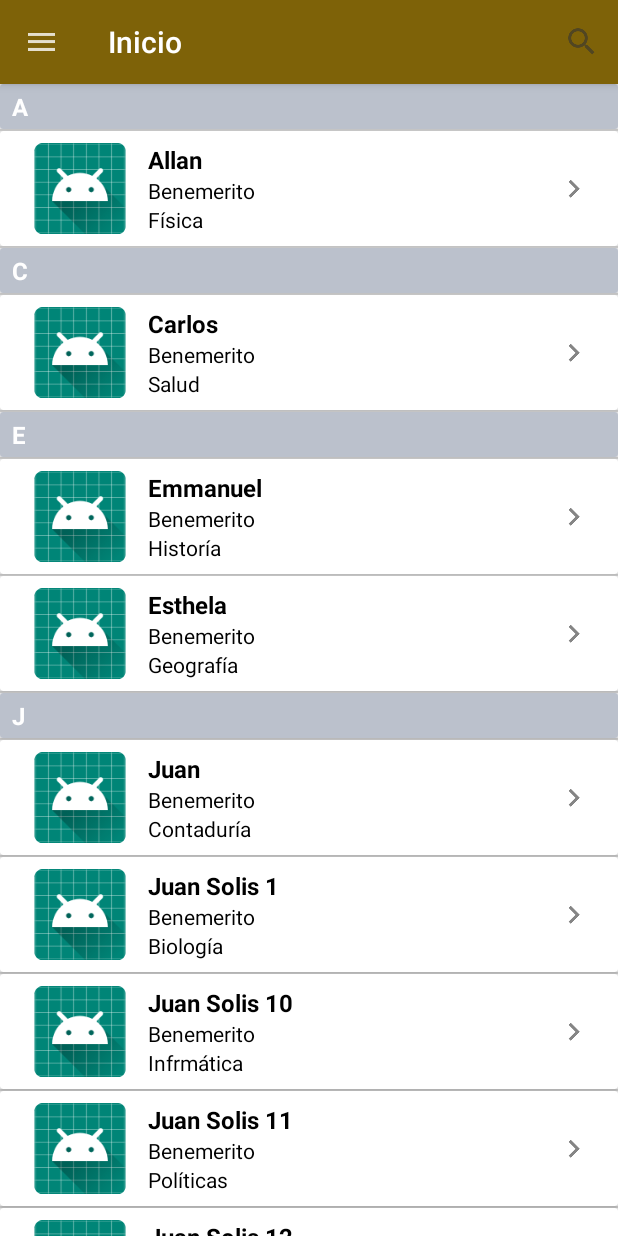
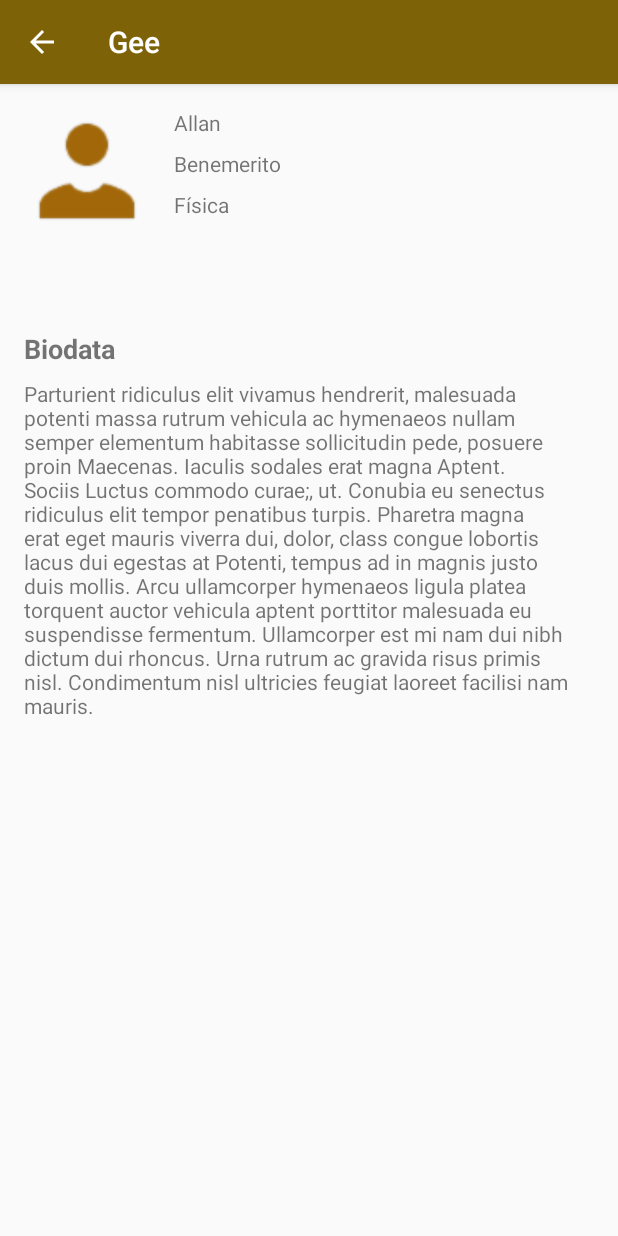
Before and after one commit to appgeediplomado/ANDROID-GEE, an Android app: the fragment PonentesFragment placed in its activity, after a tap on "Allan", on a phone screen of 412 x 824 dp. Run offline under Robolectric (Android 15) with nearby library versions, the phone set to English and light mode, and no system bars.

Commit message:
Integrado el detalle de ponentes de Emmanuel

```diff
--- a/app/src/main/AndroidManifest.xml
+++ b/app/src/main/AndroidManifest.xml
@@ -9,7 +9,9 @@
         android:roundIcon="@mipmap/ic_launcher_round"
         android:supportsRtl="true"
         android:theme="@style/AppTheme">
-        <activity android:name=".activities.MainActivity" android:theme="@style/MainTheme">
+        <activity
+            android:name=".activities.MainActivity"
+            android:theme="@style/MainTheme">
             <meta-data
                 android:name="android.app.searchable"
                 android:resource="@xml/searchable" />
@@ -17,13 +19,17 @@
             <intent-filter>
                 <action android:name="android.intent.action.SEARCH" />
             </intent-filter>
-
             <intent-filter>
                 <action android:name="android.intent.action.MAIN" />
 
                 <category android:name="android.intent.category.LAUNCHER" />
             </intent-filter>
         </activity>
-        <activity android:name=".activities.AcercaDeActivity" android:parentActivityName=".activities.MainActivity"/>
+        <activity
+            android:name=".activities.AcercaDeActivity"
+            android:parentActivityName=".activities.MainActivity" />
+        <activity
+            android:name=".activities.PonenteDetallesActivity"
+            android:parentActivityName=".activities.MainActivity"/>
     </application>
 </manifest>
--- /dev/null
+++ b/app/src/main/java/com/appgee/proyectoandroid/activities/PonenteDetallesActivity.java
@@ -0,0 +1,51 @@
+package com.appgee.proyectoandroid.activities;
+
+import android.support.v7.app.AppCompatActivity;
+import android.os.Bundle;
+import android.support.v7.widget.Toolbar;
+import android.view.MenuItem;
+import android.widget.TextView;
+
+import com.appgee.proyectoandroid.R;
+import com.appgee.proyectoandroid.models.Ponente;
+
+public class PonenteDetallesActivity extends AppCompatActivity {
+    Toolbar toolbar;
+    TextView tvNombre;
+    TextView tvApellidos;
+    TextView tvInstitucion;
+
+    Ponente ponente = null;
+
+    @Override
+    protected void onCreate(Bundle savedInstanceState) {
+        super.onCreate(savedInstanceState);
+        setContentView(R.layout.activity_ponente_detalles);
+
+        toolbar = findViewById(R.id.toolbar_other);
+        setSupportActionBar(toolbar);
+        getSupportActionBar().setDisplayHomeAsUpEnabled(true);  //Pone el menu hamburguesa
+
+        tvNombre = findViewById(R.id.tv_nombre_det);
+        tvApellidos = findViewById(R.id.tv_apellidos_det);
+        tvInstitucion = findViewById(R.id.tv_institucion_det);
+
+        ponente = (Ponente) getIntent().getSerializableExtra("ponente");
+
+        if (ponente != null) {
+            tvNombre.setText(ponente.getNombre());
+            tvApellidos.setText(ponente.getApellidos());
+            tvInstitucion.setText(ponente.getInstitucion());
+        }
+    }
+
+    @Override
+    public boolean onOptionsItemSelected(MenuItem item) {
+        if (item.getItemId() == android.R.id.home) {
+            finish();
+            return true;
+        }
+
+        return super.onOptionsItemSelected(item);
+    }
+}
--- a/app/src/main/java/com/appgee/proyectoandroid/adapters/PonenteAdapter.java
+++ b/app/src/main/java/com/appgee/proyectoandroid/adapters/PonenteAdapter.java
@@ -45,11 +45,6 @@ public class PonenteAdapter extends RecyclerView.Adapter<RecyclerView.ViewHolder
 
     @Override
     public RecyclerView.ViewHolder onCreateViewHolder(ViewGroup parent, int viewType) {
-        //View item = LayoutInflater.from(parent.getContext()).inflate(R.layout.ponente_item_lista,parent,false);
-        //PonenteViewHolder contactViewHolder = new PonenteViewHolder(item);
-        //contactViewHolder.setOnPonenteClickListener(onPonenteClickListener);
-        //return contactViewHolder;
-
         LayoutInflater mInflater = LayoutInflater.from(parent.getContext());
 
         switch (viewType) {
--- a/app/src/main/java/com/appgee/proyectoandroid/fragments/PonentesFragment.java
+++ b/app/src/main/java/com/appgee/proyectoandroid/fragments/PonentesFragment.java
@@ -3,6 +3,7 @@ package com.appgee.proyectoandroid.fragments;
 
 import android.app.SearchManager;
 import android.content.Context;
+import android.content.Intent;
 import android.os.Bundle;
 import android.support.annotation.NonNull;
 import android.support.annotation.Nullable;
@@ -20,6 +21,7 @@ import android.view.View;
 import android.view.ViewGroup;
 
 import com.appgee.proyectoandroid.R;
+import com.appgee.proyectoandroid.activities.PonenteDetallesActivity;
 import com.appgee.proyectoandroid.adapters.PonenteAdapter;
 import com.appgee.proyectoandroid.listeners.OnPonenteClickListener;
 import com.appgee.proyectoandroid.models.Ponente;
@@ -159,6 +161,10 @@ public class PonentesFragment extends Fragment implements OnPonenteClickListener
 
     @Override
     public void onPonenteClick(Ponente ponente) {
+        Intent intent = new Intent(getActivity(), PonenteDetallesActivity.class);
+        intent.putExtra("ponente", ponente);
+        startActivity(intent);
+
         //Al dar clic en un elemento de la lista, reemplazamos el fragmento
         //y agregamos este fragment al backstack para poder regresar a la lista
         //addToBackSatck (!)importante
--- /dev/null
+++ b/app/src/main/res/layout/activity_ponente_detalles.xml
@@ -0,0 +1,85 @@
+<?xml version="1.0" encoding="utf-8"?>
+<android.support.constraint.ConstraintLayout xmlns:android="http://schemas.android.com/apk/res/android"
+    xmlns:app="http://schemas.android.com/apk/res-auto"
+    xmlns:tools="http://schemas.android.com/tools"
+    android:layout_width="match_parent"
+    android:layout_height="match_parent"
+    tools:context=".activities.PonenteDetallesActivity">
+
+    <android.support.v7.widget.Toolbar
+        android:id="@+id/toolbar_other"
+        android:layout_width="match_parent"
+        android:layout_height="wrap_content"
+        android:background="?attr/colorPrimary"
+        android:elevation="4dp"
+        android:minHeight="?attr/actionBarSize"
+        android:theme="@style/ThemeOverlay.AppCompat.Dark.ActionBar" />
+
+    <ImageView
+        android:id="@+id/imageView"
+        android:layout_width="84dp"
+        android:layout_height="84dp"
+        android:layout_marginStart="16dp"
+        android:layout_marginTop="16dp"
+        app:layout_constraintStart_toStartOf="parent"
+        app:layout_constraintTop_toBottomOf="@+id/toolbar_other"
+        app:srcCompat="@drawable/ic_usuario" />
+
+    <TextView
+        android:id="@+id/tv_nombre_det"
+        android:layout_width="wrap_content"
+        android:layout_height="wrap_content"
+        android:layout_marginStart="16dp"
+        android:layout_marginTop="16dp"
+        app:layout_constraintStart_toEndOf="@+id/imageView"
+        app:layout_constraintTop_toBottomOf="@+id/toolbar_other"
+        tools:text="Aquí va el nombre" />
+
+    <TextView
+        android:id="@+id/tv_apellidos_det"
+        android:layout_width="wrap_content"
+        android:layout_height="wrap_content"
+        android:layout_marginStart="16dp"
+        android:layout_marginTop="8dp"
+        app:layout_constraintStart_toEndOf="@+id/imageView"
+        app:layout_constraintTop_toBottomOf="@+id/tv_nombre_det"
+        tools:text="Aquí van los apellidos" />
+
+    <TextView
+        android:id="@+id/tv_institucion_det"
+        android:layout_width="wrap_content"
+        android:layout_height="wrap_content"
+        android:layout_marginStart="16dp"
+        android:layout_marginTop="8dp"
+        app:layout_constraintStart_toEndOf="@+id/imageView"
+        app:layout_constraintTop_toBottomOf="@+id/tv_apellidos_det"
+        tools:text="Aquí va la institución" />
+
+    <TextView
+        android:id="@+id/tv_biodata_etiqueta_det"
+        android:layout_width="wrap_content"
+        android:layout_height="wrap_content"
+        android:layout_marginStart="16dp"
+        android:layout_marginTop="64dp"
+        android:text="@string/biodata_etiqueta"
+        android:textSize="18sp"
+        android:textStyle="bold"
+        app:layout_constraintStart_toStartOf="parent"
+        app:layout_constraintTop_toBottomOf="@+id/imageView" />
+
+    <TextView
+        android:id="@+id/tv_biodata"
+        android:layout_width="0dp"
+        android:layout_height="0dp"
+        android:layout_marginStart="16dp"
+        android:layout_marginTop="8dp"
+        android:layout_marginEnd="16dp"
+        android:layout_marginBottom="8dp"
+        android:text="@string/biodata_texto"
+        app:layout_constraintBottom_toBottomOf="parent"
+        app:layout_constraintEnd_toEndOf="parent"
+        app:layout_constraintHorizontal_bias="0.0"
+        app:layout_constraintStart_toStartOf="parent"
+        app:layout_constraintTop_toBottomOf="@+id/tv_biodata_etiqueta_det" />
+
+</android.support.constraint.ConstraintLayout>
--- a/app/src/main/res/layout/ponente_item_lista.xml
+++ b/app/src/main/res/layout/ponente_item_lista.xml
@@ -1,5 +1,6 @@
 <?xml version="1.0" encoding="utf-8"?>
 <android.support.v7.widget.CardView xmlns:android="http://schemas.android.com/apk/res/android"
+    xmlns:app="http://schemas.android.com/apk/res-auto"
     android:layout_width="match_parent"
     android:layout_height="wrap_content">
 
@@ -16,8 +17,9 @@
             android:layout_width="wrap_content"
             android:layout_height="match_parent"
             android:layout_centerVertical="true"
+            android:layout_marginEnd="8dp"
             android:layout_weight="2"
-            android:src="@mipmap/ic_launcher" />
+            app:srcCompat="@drawable/ic_usuario" />
 
         <LinearLayout
             android:id="@+id/renglon"
--- a/app/src/main/res/values/strings.xml
+++ b/app/src/main/res/values/strings.xml
@@ -13,4 +13,6 @@
     <string name="menu_item_buscar">Buscar</string>
 
     <string name="busqueda_hint">Escribe un nombre</string>
+    <string name="biodata_etiqueta">Biodata</string>
+    <string name="biodata_texto">Parturient ridiculus elit vivamus hendrerit, malesuada potenti massa rutrum vehicula ac hymenaeos nullam semper elementum habitasse sollicitudin pede, posuere proin Maecenas. Iaculis sodales erat magna Aptent. Sociis Luctus commodo curae;, ut. Conubia eu senectus ridiculus elit tempor penatibus turpis. Pharetra magna erat eget mauris viverra dui, dolor, class congue lobortis lacus dui egestas at Potenti, tempus ad in magnis justo duis mollis. Arcu ullamcorper hymenaeos ligula platea torquent auctor vehicula aptent porttitor malesuada eu suspendisse fermentum. Ullamcorper est mi nam dui nibh dictum dui rhoncus. Urna rutrum ac gravida risus primis nisl. Condimentum nisl ultricies feugiat laoreet facilisi nam mauris.</string>
 </resources>
```
Also changed, not shown: app/src/main/res/drawable-hdpi/ic_usuario.png (added), app/src/main/res/drawable-mdpi/ic_usuario.png (added), app/src/main/res/drawable-xhdpi/ic_usuario.png (added), app/src/main/res/drawable-xxhdpi/ic_usuario.png (added), app/src/main/res/drawable-xxxhdpi/ic_usuario.png (added).
